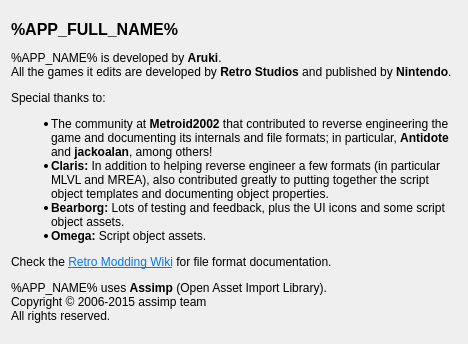
Before: the Qt Designer form src/Editor/CAboutDialog.ui in AxioDL/PrimeWorldEditor, drawn with Qt 5.
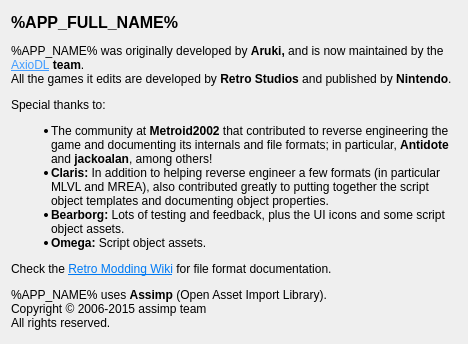
After: the same form once the commit is applied.

Commit message: Copyright & attribution update

The edit to the form file:
```diff
--- a/src/Editor/CAboutDialog.ui
+++ b/src/Editor/CAboutDialog.ui
@@ -23,7 +23,7 @@
    <item>
     <widget class="QLabel" name="AboutLabel">
      <property name="text">
-      <string>&lt;html&gt;&lt;head/&gt;&lt;body&gt;&lt;p&gt;&lt;span style=&quot; font-size:12pt; font-weight:600;&quot;&gt;%APP_FULL_NAME%&lt;/span&gt;&lt;/p&gt;&lt;p&gt;%APP_NAME% is developed by &lt;span style=&quot; font-weight:600;&quot;&gt;Aruki&lt;/span&gt;.&lt;br/&gt;All the games it edits are developed by &lt;span style=&quot; font-weight:600;&quot;&gt;Retro Studios&lt;/span&gt; and published by &lt;span style=&quot; font-weight:600;&quot;&gt;Nintendo&lt;/span&gt;.&lt;/p&gt;&lt;p&gt;Special thanks to:&lt;/p&gt;&lt;ul style=&quot;margin-top: 0px; margin-bottom: 0px; margin-left: 0px; margin-right: 0px; -qt-list-indent: 1;&quot;&gt;&lt;li style=&quot; margin-top:12px; margin-bottom:0px; margin-left:0px; margin-right:0px; -qt-block-indent:0; text-indent:0px;&quot;&gt;The community at &lt;span style=&quot; font-weight:600;&quot;&gt;Metroid2002&lt;/span&gt; that contributed to reverse engineering the game and documenting its internals and file formats; in particular, &lt;span style=&quot; font-weight:600;&quot;&gt;Antidote&lt;/span&gt; and &lt;span style=&quot; font-weight:600;&quot;&gt;jackoalan&lt;/span&gt;, among others!&lt;/li&gt;&lt;li style=&quot; margin-top:0px; margin-bottom:0px; margin-left:0px; margin-right:0px; -qt-block-indent:0; text-indent:0px;&quot;&gt;&lt;span style=&quot; font-weight:600;&quot;&gt;Claris: &lt;/span&gt;In addition to helping reverse engineer a few formats (in particular MLVL and MREA), also contributed greatly to putting together the script object templates and documenting object properties.&lt;/li&gt;&lt;li style=&quot; margin-top:0px; margin-bottom:0px; margin-left:0px; margin-right:0px; -qt-block-indent:0; text-indent:0px;&quot;&gt;&lt;span style=&quot; font-weight:600;&quot;&gt;Bearborg:&lt;/span&gt; Lots of testing and feedback, plus the UI icons and some script object assets.&lt;/li&gt;&lt;li style=&quot; margin-top:0px; margin-bottom:12px; margin-left:0px; margin-right:0px; -qt-block-indent:0; text-indent:0px;&quot;&gt;&lt;span style=&quot; font-weight:600;&quot;&gt;Omega: &lt;/span&gt;Script object assets.&lt;/li&gt;&lt;/ul&gt;&lt;p&gt;Check the &lt;a href=&quot;http://www.metroid2002.com/retromodding/wiki/Retro_Modding_Wiki&quot;&gt;&lt;span style=&quot; text-decoration: underline; color:#007af4;&quot;&gt;Retro Modding Wiki&lt;/span&gt;&lt;/a&gt; for file format documentation.&lt;/p&gt;&lt;p&gt;%APP_NAME% uses &lt;span style=&quot; font-weight:600;&quot;&gt;Assimp&lt;/span&gt; (Open Asset Import Library).&lt;br/&gt;Copyright © 2006-2015 assimp team&lt;br/&gt;All rights reserved.&lt;/p&gt;&lt;/body&gt;&lt;/html&gt;</string>
+      <string>&lt;html&gt;&lt;head/&gt;&lt;body&gt;&lt;p&gt;&lt;span style=&quot; font-size:12pt; font-weight:600;&quot;&gt;%APP_FULL_NAME%&lt;/span&gt;&lt;/p&gt;&lt;p&gt;%APP_NAME% was originally developed by &lt;span style=&quot; font-weight:600;&quot;&gt;Aruki,&lt;/span&gt; and is now maintained by the &lt;a href=&quot;https://axiodl.com&quot;&gt;&lt;span style=&quot; text-decoration: underline; color:#419cff;&quot;&gt;AxioDL&lt;/span&gt;&lt;/a&gt;&lt;span style=&quot; font-weight:600;&quot;&gt; team&lt;/span&gt;.&lt;br/&gt;All the games it edits are developed by &lt;span style=&quot; font-weight:600;&quot;&gt;Retro Studios&lt;/span&gt; and published by &lt;span style=&quot; font-weight:600;&quot;&gt;Nintendo&lt;/span&gt;.&lt;/p&gt;&lt;p&gt;Special thanks to:&lt;/p&gt;&lt;ul style=&quot;margin-top: 0px; margin-bottom: 0px; margin-left: 0px; margin-right: 0px; -qt-list-indent: 1;&quot;&gt;&lt;li style=&quot; margin-top:12px; margin-bottom:0px; margin-left:0px; margin-right:0px; -qt-block-indent:0; text-indent:0px;&quot;&gt;The community at &lt;span style=&quot; font-weight:600;&quot;&gt;Metroid2002&lt;/span&gt; that contributed to reverse engineering the game and documenting its internals and file formats; in particular, &lt;span style=&quot; font-weight:600;&quot;&gt;Antidote&lt;/span&gt; and &lt;span style=&quot; font-weight:600;&quot;&gt;jackoalan&lt;/span&gt;, among others!&lt;/li&gt;&lt;li style=&quot; margin-top:0px; margin-bottom:0px; margin-left:0px; margin-right:0px; -qt-block-indent:0; text-indent:0px;&quot;&gt;&lt;span style=&quot; font-weight:600;&quot;&gt;Claris: &lt;/span&gt;In addition to helping reverse engineer a few formats (in particular MLVL and MREA), also contributed greatly to putting together the script object templates and documenting object properties.&lt;/li&gt;&lt;li style=&quot; margin-top:0px; margin-bottom:0px; margin-left:0px; margin-right:0px; -qt-block-indent:0; text-indent:0px;&quot;&gt;&lt;span style=&quot; font-weight:600;&quot;&gt;Bearborg:&lt;/span&gt; Lots of testing and feedback, plus the UI icons and some script object assets.&lt;/li&gt;&lt;li style=&quot; margin-top:0px; margin-bottom:12px; margin-left:0px; margin-right:0px; -qt-block-indent:0; text-indent:0px;&quot;&gt;&lt;span style=&quot; font-weight:600;&quot;&gt;Omega: &lt;/span&gt;Script object assets.&lt;/li&gt;&lt;/ul&gt;&lt;p&gt;Check the &lt;a href=&quot;https://wiki.axiodl.com/w/Retro_Modding_Wiki&quot;&gt;&lt;span style=&quot; text-decoration: underline; color:#007af4;&quot;&gt;Retro Modding Wiki&lt;/span&gt;&lt;/a&gt; for file format documentation.&lt;/p&gt;&lt;p&gt;%APP_NAME% uses &lt;span style=&quot; font-weight:600;&quot;&gt;Assimp&lt;/span&gt; (Open Asset Import Library).&lt;br/&gt;Copyright © 2006-2015 assimp team&lt;br/&gt;All rights reserved.&lt;/p&gt;&lt;/body&gt;&lt;/html&gt;</string>
      </property>
      <property name="wordWrap">
       <bool>true</bool>
```
The commit also changes 5 other files.
